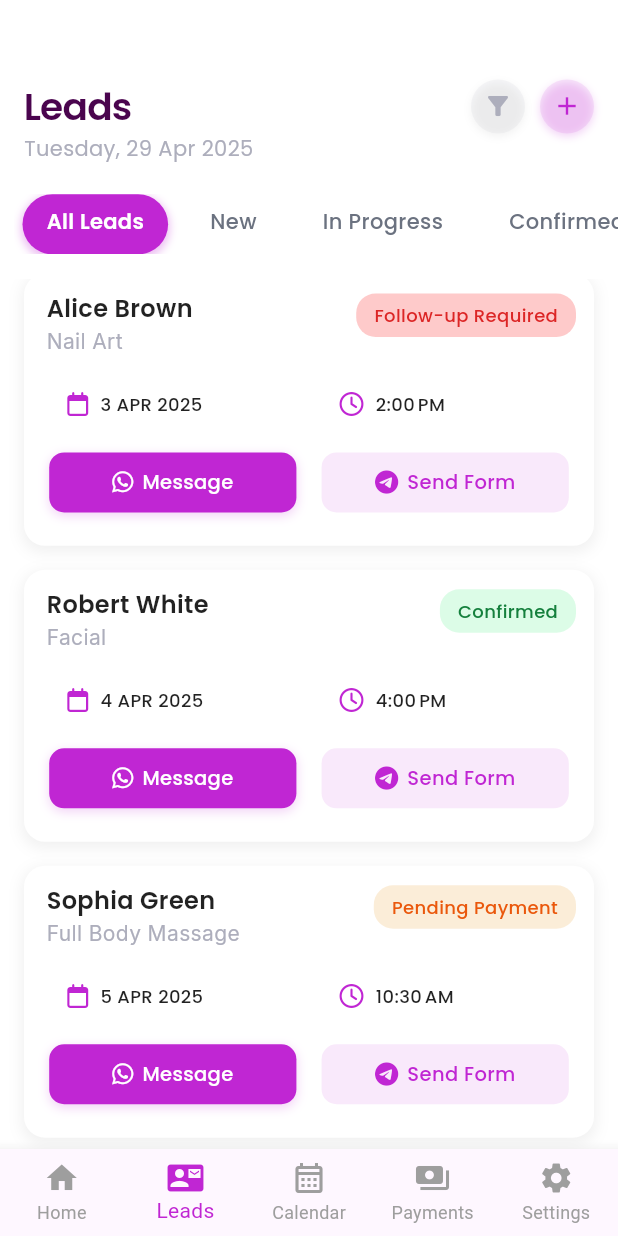
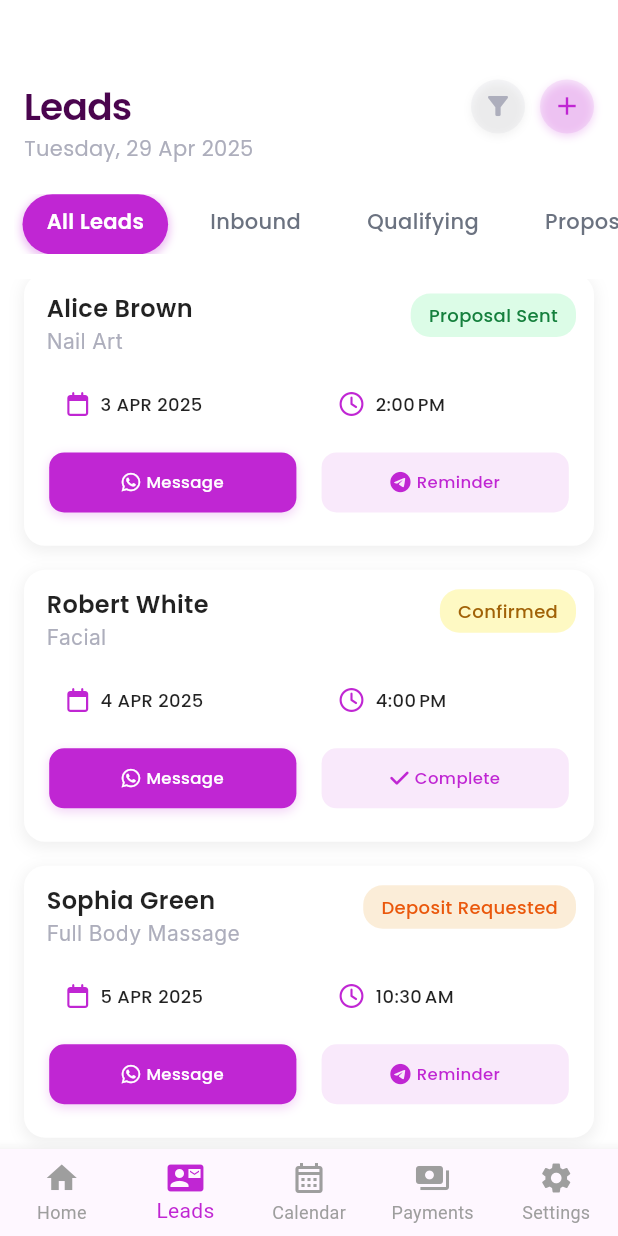
Before and after one commit to Chinmayverma1602/1glam, a Flutter app: the screen it shows after launch, scrolled down 406 dp, on a phone screen of 412 x 824 dp. Run offline on Flutter 3.47's test engine with Material 3 defaults, Android fonts, the phone set to English and light mode, and no system bars; our stand-ins replace cloud_firestore, dropdown_textfield, firebase_auth, firebase_core, flutter_svg, font_awesome_flutter and 12 more; missing offline and left inert: flutter_facebook_auth, switcher_button; accounts and stored records are empty; project files that could hold a hidden picture were left out.

Commit message:
lead status added

```diff
--- a/lib/screens/HomePage.dart
+++ b/lib/screens/HomePage.dart
@@ -23,9 +23,9 @@ class HomePage extends StatefulWidget {
 class _HomePageState extends State<HomePage> {
   int _selectedIndex = 0;
 
-  int _totalBooking=0;
-  int _totalProposalSent=0;
-  int _totalInquiryRecieved=0;
+  int _totalBooking = 0;
+  int _totalProposalSent = 0;
+  int _totalInquiryRecieved = 0;
 
   @override
   void initState() {
@@ -37,17 +37,17 @@ class _HomePageState extends State<HomePage> {
     for (var lead in sampleLeads) {
       final status = lead.data.leadStatus;
 
-      if (status == 'Inquiry Received') {
+      if (status == 'Inbound' || status == 'Qualifying') {
         _totalInquiryRecieved++;
-      } else if (status == 'Consultation Scheduled' || status == 'Follow-up Required') {
+      } else if (status == 'Proposal Sent' || status == 'Proposal Accepted') {
         _totalProposalSent++;
-      } else if (status == 'Pending Payment' || status == 'Confirmed') {
+      } else if (status == 'Deposit Requested' ||
+          status == 'Deposit Received' ||
+          status == 'Confirmed') {
         _totalBooking++;
       }
     }
   }
-
-
 
   void _onItemTapped(int index) {
     if (index == _selectedIndex) return;
@@ -98,7 +98,6 @@ class _HomePageState extends State<HomePage> {
                   mainAxisAlignment: MainAxisAlignment.spaceBetween,
                   crossAxisAlignment: CrossAxisAlignment.center,
                   children: [
-
                     Column(
                       crossAxisAlignment: CrossAxisAlignment.start,
                       children: [
@@ -107,9 +106,10 @@ class _HomePageState extends State<HomePage> {
                         ),
                         const SizedBox(height: 2),
                         CustomSubTitle(
-                          subtitle: "Tuesday, 15 Feb 2025",
-                          color: Color.fromRGBO(107, 114, 128, 1) //** AppColors.subtitle,
-                        ),
+                            subtitle: "Tuesday, 15 Feb 2025",
+                            color: Color.fromRGBO(
+                                107, 114, 128, 1) //** AppColors.subtitle,
+                            ),
                       ],
                     ),
 
@@ -141,11 +141,14 @@ class _HomePageState extends State<HomePage> {
                       iconColor: Colors.white,
                       leadingIcon: FontAwesomeIcons.instagram,
                       //trailingImage: 'assets/images/c.svg',
-                      gradientColors: [Color.fromRGBO(236, 72, 153, 1), Color.fromRGBO(217, 70, 239, 1)],
+                      gradientColors: [
+                        Color.fromRGBO(236, 72, 153, 1),
+                        Color.fromRGBO(217, 70, 239, 1)
+                      ],
                       textColor: Colors.white,
                       textSize: 16,
                       isBold: true,
-                      onTap: () async{
+                      onTap: () async {
                         launchUrl(Uri.https("instagram.com"));
                       },
                     ),
@@ -155,7 +158,10 @@ class _HomePageState extends State<HomePage> {
                       borderColor: Colors.transparent,
                       iconColor: Colors.white,
                       leadingIcon: FontAwesomeIcons.whatsapp,
-                      gradientColors: [Color.fromRGBO(16, 185, 129, 1), Color.fromRGBO(16, 185, 129, 1)],
+                      gradientColors: [
+                        Color.fromRGBO(16, 185, 129, 1),
+                        Color.fromRGBO(16, 185, 129, 1)
+                      ],
                       //trailingImage: 'assets/images/c.svg',
                       textColor: Colors.white,
                       textSize: 16,
@@ -167,7 +173,10 @@ class _HomePageState extends State<HomePage> {
                       borderColor: Colors.transparent,
                       iconColor: Colors.white,
                       leadingIcon: FontAwesomeIcons.userPen,
-                      gradientColors: [Color.fromRGBO(139, 92, 246, 1), Color.fromRGBO(139, 92, 246, 1)],
+                      gradientColors: [
+                        Color.fromRGBO(139, 92, 246, 1),
+                        Color.fromRGBO(139, 92, 246, 1)
+                      ],
                       //trailingImage: 'assets/images/c.svg',
                       textColor: Colors.white,
                       textSize: 16,
--- a/lib/screens/LeadsPage.dart
+++ b/lib/screens/LeadsPage.dart
@@ -26,12 +26,15 @@ class _LeadsPageState extends State<LeadsPage> {
   final ScrollController _scrollController = ScrollController();
   final List<String> leadsPageFilters = [
     "All Leads",
-    "New",
-    "In Progress",
+    "Inbound",
+    "Qualifying",
+    "Proposal Sent",
+    "Proposal Accepted",
+    "Deposit Requested",
+    "Deposit Received",
     "Confirmed",
-    "Inquiry Recieved",
-    "Qualified Lead",
-    "Accepted Leads"
+    "Closed / Lost",
+    "Waitlisted"
   ];
 
   @override
--- a/lib/screens/ManageLeadPage.dart
+++ b/lib/screens/ManageLeadPage.dart
@@ -89,50 +89,50 @@ class _ManageLeadPageState extends State<ManageLeadPage>
   // Get status colors based on lead status (matches the LeadDetailsButton)
   Map<String, Color> getStatusColors(String status) {
     switch (status) {
-      case "New":
+      case "Inbound":
         return {
           'bg': Color(0xFFE0F2FE), // Light blue bg
           'text': Color(0xFF0284C7), // Blue text
         };
-      case "In Progress":
+      case "Qualifying":
+        return {
+          'bg': Color(0xFFFDE68A), // Amber bg
+          'text': Color(0xFFB45309), // Amber text
+        };
+      case "Proposal Sent":
         return {
           'bg': Color(0xFFDCFCE7), // Light green bg
           'text': Color(0xFF15803D), // Green text
         };
-      case "Confirmed":
+      case "Proposal Accepted":
         return {
           'bg': AppColors.proposalButtonColor, // Green bg
           'text': AppColors.proposalAcceptedTextColor, // Green text
         };
-      case "Inquiry Received":
+      case "Deposit Requested":
+        return {
+          'bg': Color(0xFFFBEDD8), // Orange bg
+          'text': Color(0xFFEA580C), // Orange text
+        };
+      case "Deposit Received":
+        return {
+          'bg': Color(0xFFD8B4FE), // Purple bg
+          'text': Color(0xFF7E22CE), // Purple text
+        };
+      case "Confirmed":
         return {
           'bg': AppColors.inquiryButtonColor, // Yellow bg
           'text': AppColors.inquiryTextColor, // Yellow text
         };
-      case "Qualified Lead":
-        return {
-          'bg': AppColors.qualifiedButtonColor, // Blue bg
-          'text': AppColors.qualifiedLeadTextColor, // Blue text
-        };
-      case "Accepted Leads":
-        return {
-          'bg': Color(0xFFD8B4FE), // Purple bg
-          'text': Color(0xFF7E22CE), // Purple text
-        };
-      case "Consultation Scheduled":
-        return {
-          'bg': Color(0xFFFDE68A), // Amber bg
-          'text': Color(0xFFB45309), // Amber text
-        };
-      case "Follow-up Required":
+      case "Closed / Lost":
         return {
           'bg': Color(0xFFFECACA), // Red bg
           'text': Color(0xFFDC2626), // Red text
         };
-      case "Pending Payment":
+      case "Waitlisted":
         return {
-          'bg': Color(0xFFFBEDD8), // Orange bg
-          'text': Color(0xFFEA580C), // Orange text
+          'bg': Color(0xFFE5E7EB), // Gray bg
+          'text': Color(0xFF4B5563), // Gray text
         };
       default:
         return {
--- a/lib/services/leads_services.dart
+++ b/lib/services/leads_services.dart
@@ -2,8 +2,6 @@ import 'dart:convert';
 import 'package:http/http.dart' as http;
 import '../model/leadsReq_model.dart';
 import '../model/leadsRes_model.dart';
-
-
 
 //SAMPLE response for get all leads request to be shown on the main leads page
 List<LeadsResponse> sampleLeads = [
@@ -18,7 +16,7 @@ List<LeadsResponse> sampleLeads = [
       idx: 0,
       clientName: "John Doe",
       phoneNumber: "9876543210",
-      leadStatus: "Inquiry Received",
+      leadStatus: "Inbound",
       bookingDate: "2025-04-01",
       fromTime: "10:50:10.763896",
       toTime: "10:50:10.763944",
@@ -75,7 +73,7 @@ List<LeadsResponse> sampleLeads = [
       idx: 1,
       clientName: "Jane Smith",
       phoneNumber: "9876512345",
-      leadStatus: "Consultation Scheduled",
+      leadStatus: "Qualifying",
       bookingDate: "2025-04-02",
       fromTime: "11:00:00",
       toTime: "13:00:00",
@@ -114,7 +112,7 @@ List<LeadsResponse> sampleLeads = [
       idx: 2,
       clientName: "Alice Brown",
       phoneNumber: "9876598765",
-      leadStatus: "Follow-up Required",
+      leadStatus: "Proposal Sent",
       bookingDate: "2025-04-03",
       fromTime: "14:00:00",
       toTime: "15:30:00",
@@ -192,7 +190,7 @@ List<LeadsResponse> sampleLeads = [
       idx: 4,
       clientName: "Sophia Green",
       phoneNumber: "9876576543",
-      leadStatus: "Pending Payment",
+      leadStatus: "Deposit Requested",
       bookingDate: "2025-04-05",
       fromTime: "10:30:00",
       toTime: "12:00:00",
@@ -221,10 +219,6 @@ List<LeadsResponse> sampleLeads = [
     ),
   ),
 ];
-
-
-
-
 
 class LeadsApiService {
   final String baseUrl = "http://1glam.local:8000/api/resource/Leads";
--- a/lib/widgets/LeadDetailsButton.dart
+++ b/lib/widgets/LeadDetailsButton.dart
@@ -39,50 +39,50 @@ class _LeadDetailsButtonState extends State<LeadDetailsButton> {
   // Function to determine status container color based on lead status
   Map<String, Color> getStatusColors(String status) {
     switch (status) {
-      case "New":
+      case "Inbound":
         return {
           'bg': Color(0xFFE0F2FE), // Light blue bg
           'text': Color(0xFF0284C7), // Blue text
         };
-      case "In Progress":
+      case "Qualifying":
+        return {
+          'bg': Color(0xFFFDE68A), // Amber bg
+          'text': Color(0xFFB45309), // Amber text
+        };
+      case "Proposal Sent":
         return {
           'bg': Color(0xFFDCFCE7), // Light green bg
           'text': Color(0xFF15803D), // Green text
         };
-      case "Confirmed":
+      case "Proposal Accepted":
         return {
           'bg': AppColors.proposalButtonColor, // Green bg
           'text': AppColors.proposalAcceptedTextColor, // Green text
         };
-      case "Inquiry Received":
+      case "Deposit Requested":
+        return {
+          'bg': Color(0xFFFBEDD8), // Orange bg
+          'text': Color(0xFFEA580C), // Orange text
+        };
+      case "Deposit Received":
+        return {
+          'bg': Color(0xFFD8B4FE), // Purple bg
+          'text': Color(0xFF7E22CE), // Purple text
+        };
+      case "Confirmed":
         return {
           'bg': AppColors.inquiryButtonColor, // Yellow bg
           'text': AppColors.inquiryTextColor, // Yellow text
         };
-      case "Qualified Lead":
-        return {
-          'bg': AppColors.qualifiedButtonColor, // Blue bg
-          'text': AppColors.qualifiedLeadTextColor, // Blue text
-        };
-      case "Accepted Leads":
-        return {
-          'bg': Color(0xFFD8B4FE), // Purple bg
-          'text': Color(0xFF7E22CE), // Purple text
-        };
-      case "Consultation Scheduled":
-        return {
-          'bg': Color(0xFFFDE68A), // Amber bg
-          'text': Color(0xFFB45309), // Amber text
-        };
-      case "Follow-up Required":
+      case "Closed / Lost":
         return {
           'bg': Color(0xFFFECACA), // Red bg
           'text': Color(0xFFDC2626), // Red text
         };
-      case "Pending Payment":
+      case "Waitlisted":
         return {
-          'bg': Color(0xFFFBEDD8), // Orange bg
-          'text': Color(0xFFEA580C), // Orange text
+          'bg': Color(0xFFE5E7EB), // Gray bg
+          'text': Color(0xFF4B5563), // Gray text
         };
       default:
         return {
@@ -96,6 +96,47 @@ class _LeadDetailsButtonState extends State<LeadDetailsButton> {
   Widget build(BuildContext context) {
     // Get status colors based on lead status
     final statusColors = getStatusColors(widget.lead.data.leadStatus);
+
+    // Determine the second action button text based on lead status
+    String actionButtonText;
+    IconData actionButtonIcon = FontAwesomeIcons.telegram;
+
+    switch (widget.lead.data.leadStatus) {
+      case "Inbound":
+        actionButtonText = "Call";
+        actionButtonIcon = FontAwesomeIcons.phone;
+        break;
+      case "Qualifying":
+        actionButtonText = "Send Estimate";
+        break;
+      case "Proposal Sent":
+        actionButtonText = "Reminder";
+        break;
+      case "Proposal Accepted":
+        actionButtonText = "Invoice";
+        actionButtonIcon = FontAwesomeIcons.fileInvoice;
+        break;
+      case "Deposit Requested":
+        actionButtonText = "Reminder";
+        break;
+      case "Deposit Received":
+        actionButtonText = "Confirm";
+        break;
+      case "Confirmed":
+        actionButtonText = "Complete";
+        actionButtonIcon = FontAwesomeIcons.check;
+        break;
+      case "Closed / Lost":
+        actionButtonText = "NA";
+        actionButtonIcon = FontAwesomeIcons.ban;
+        break;
+      case "Waitlisted":
+        actionButtonText = "Proposal";
+        break;
+      default:
+        actionButtonText = "Send Form";
+        break;
+    }
 
     return InkWell(
       onTap: () {
@@ -200,8 +241,8 @@ class _LeadDetailsButtonState extends State<LeadDetailsButton> {
                   textColor: Colors.white,
                 ),
                 _actionButton(
-                  icon: FontAwesomeIcons.telegram,
-                  text: "Send Form",
+                  icon: actionButtonIcon,
+                  text: actionButtonText,
                   bgColor: AppColors.primary.withOpacity(0.1),
                   iconColor: AppColors.primary,
                   textColor: AppColors.primary,
@@ -274,14 +315,18 @@ class _LeadDetailsButtonState extends State<LeadDetailsButton> {
       child: Row(
         mainAxisAlignment: MainAxisAlignment.center,
         children: [
-          FaIcon(icon, size: 16, color: iconColor),
-          SizedBox(width: 6),
-          Text(
-            text,
-            style: GoogleFonts.poppins(
-              fontSize: 13,
-              fontWeight: FontWeight.w500,
-              color: textColor,
+          FaIcon(icon, size: 14, color: iconColor),
+          SizedBox(width: 4),
+          Flexible(
+            child: Text(
+              text,
+              style: GoogleFonts.poppins(
+                fontSize: 11,
+                fontWeight: FontWeight.w500,
+                color: textColor,
+              ),
+              overflow: TextOverflow.ellipsis,
+              maxLines: 1,
             ),
           ),
         ],
--- a/lib/widgets/ManageLeadNameButton.dart
+++ b/lib/widgets/ManageLeadNameButton.dart
@@ -23,50 +23,50 @@ class _ManageLeadNameButtonState extends State<ManageLeadNameButton> {
   // Function to determine status container color based on lead status
   Map<String, Color> getStatusColors(String status) {
     switch (status) {
-      case "New":
+      case "Inbound":
         return {
           'bg': Color(0xFFE0F2FE), // Light blue bg
           'text': Color(0xFF0284C7), // Blue text
         };
-      case "In Progress":
+      case "Qualifying":
+        return {
+          'bg': Color(0xFFFDE68A), // Amber bg
+          'text': Color(0xFFB45309), // Amber text
+        };
+      case "Proposal Sent":
         return {
           'bg': Color(0xFFDCFCE7), // Light green bg
           'text': Color(0xFF15803D), // Green text
         };
-      case "Confirmed":
+      case "Proposal Accepted":
         return {
           'bg': AppColors.proposalButtonColor, // Green bg
           'text': AppColors.proposalAcceptedTextColor, // Green text
         };
-      case "Inquiry Received":
+      case "Deposit Requested":
+        return {
+          'bg': Color(0xFFFBEDD8), // Orange bg
+          'text': Color(0xFFEA580C), // Orange text
+        };
+      case "Deposit Received":
+        return {
+          'bg': Color(0xFFD8B4FE), // Purple bg
+          'text': Color(0xFF7E22CE), // Purple text
+        };
+      case "Confirmed":
         return {
           'bg': AppColors.inquiryButtonColor, // Yellow bg
           'text': AppColors.inquiryTextColor, // Yellow text
         };
-      case "Qualified Lead":
-        return {
-          'bg': AppColors.qualifiedButtonColor, // Blue bg
-          'text': AppColors.qualifiedLeadTextColor, // Blue text
-        };
-      case "Accepted Leads":
-        return {
-          'bg': Color(0xFFD8B4FE), // Purple bg
-          'text': Color(0xFF7E22CE), // Purple text
-        };
-      case "Consultation Scheduled":
-        return {
-          'bg': Color(0xFFFDE68A), // Amber bg
-          'text': Color(0xFFB45309), // Amber text
-        };
-      case "Follow-up Required":
+      case "Closed / Lost":
         return {
           'bg': Color(0xFFFECACA), // Red bg
           'text': Color(0xFFDC2626), // Red text
         };
-      case "Pending Payment":
+      case "Waitlisted":
         return {
-          'bg': Color(0xFFFBEDD8), // Orange bg
-          'text': Color(0xFFEA580C), // Orange text
+          'bg': Color(0xFFE5E7EB), // Gray bg
+          'text': Color(0xFF4B5563), // Gray text
         };
       default:
         return {
```
Also changed, not shown: 4 other files.
